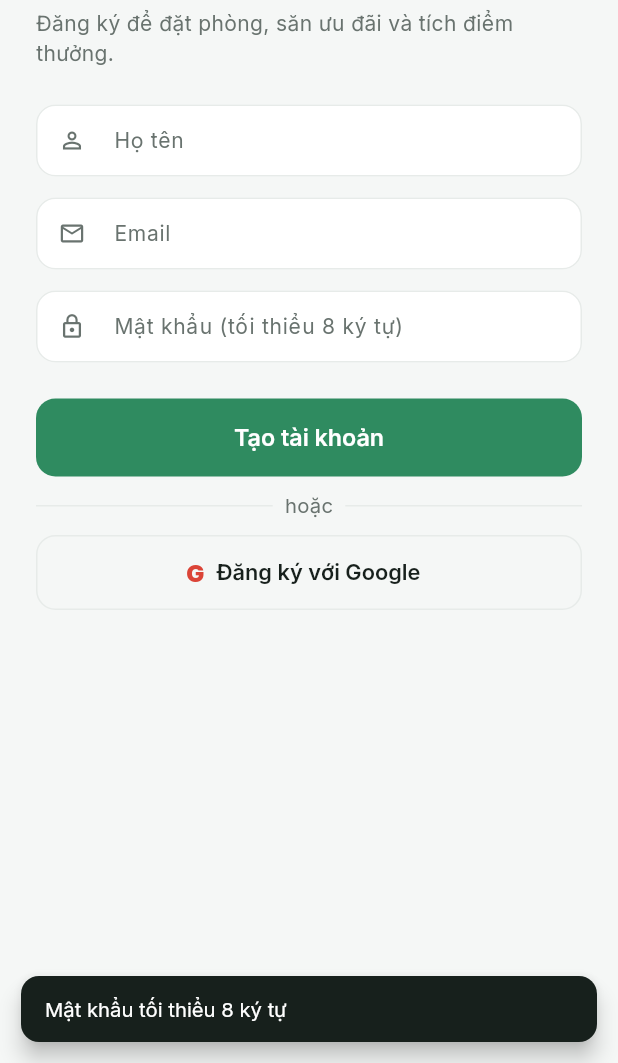
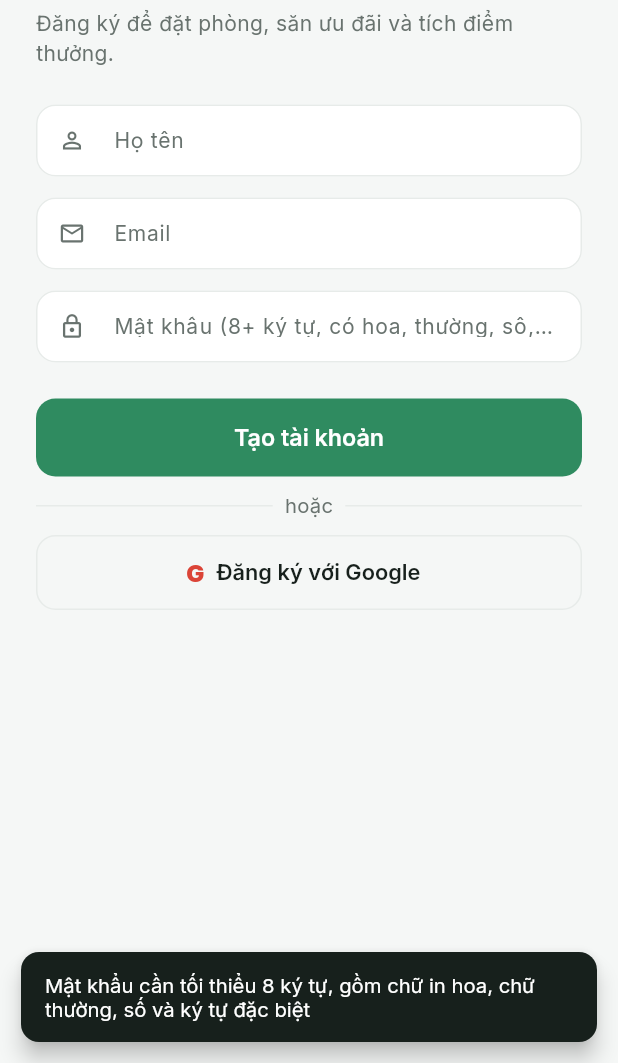
Before and after one commit to DienNgo97/dididi-mobile, a Flutter app: the RegisterScreen screen opened by its route, after a tap on "Tạo tài khoản", on a phone screen of 412 x 824 dp, the part 173-1236 px from its top. Run offline on Flutter 3.47's test engine with Material 3 defaults, Android fonts, the phone set to English and light mode, and no system bars; our stand-ins replace dio, firebase_core, firebase_messaging, flutter_riverpod, flutter_secure_storage, geolocator and 7 more; missing offline and left inert: dart:html; accounts and stored records are empty; network calls fail.

Commit message:
fix(auth): thoát màn đăng nhập sau khi xác thực, giữ phiên khi mất mạng, quy tắc mật khẩu khớp máy chủ

```diff
--- a/lib/core/i18n/strings_account.dart
+++ b/lib/core/i18n/strings_account.dart
@@ -147,10 +147,14 @@ const accountStrings = <String, Map<String, String>>{
   'profile.phoneVerified': {'vi': 'Đã xác thực số điện thoại.', 'en': 'Phone number verified.', 'zh': '电话号码已验证。'},
   'profile.currentPassword': {'vi': 'Mật khẩu hiện tại', 'en': 'Current password', 'zh': '当前密码'},
   'profile.newPassword': {'vi': 'Mật khẩu mới', 'en': 'New password', 'zh': '新密码'},
+  // Phải khớp ĐÚNG quy tắc máy chủ ở AccountService.STRONG:
+  // ^(?=.*[a-z])(?=.*[A-Z])(?=.*\d)(?=.*[^A-Za-z0-9]).{8,}$
+  // Trước đây app ghi nhẹ hơn thực tế nên người dùng đặt mật khẩu theo hướng dẫn
+  // vẫn bị máy chủ từ chối mà không hiểu vì sao (phát hiện khi test 24/08).
   'profile.passwordHint': {
-    'vi': 'Tối thiểu 8 ký tự, gồm chữ và số',
-    'en': 'At least 8 characters, letters and numbers',
-    'zh': '至少 8 位，包含字母和数字'
+    'vi': 'Tối thiểu 8 ký tự, gồm chữ in hoa, chữ thường, số và ký tự đặc biệt',
+    'en': 'At least 8 characters, with uppercase, lowercase, a number and a special character',
+    'zh': '至少 8 位，需含大写字母、小写字母、数字和特殊字符'
   },
   'profile.confirmNewPassword': {'vi': 'Xác nhận mật khẩu mới', 'en': 'Confirm new password', 'zh': '确认新密码'},
   'profile.change': {'vi': 'Đổi', 'en': 'Change', 'zh': '修改'},
@@ -231,7 +235,11 @@ const accountStrings = <String, Map<String, String>>{
     'en': 'Register as a vendor (sell rooms)',
     'zh': '注册成为供应商（出售房间）'
   },
-  'auth.passwordMin8': {'vi': 'Mật khẩu tối thiểu 8 ký tự', 'en': 'Password must be at least 8 characters', 'zh': '密码至少 8 位'},
+  'auth.passwordMin8': {
+    'vi': 'Mật khẩu cần tối thiểu 8 ký tự, gồm chữ in hoa, chữ thường, số và ký tự đặc biệt',
+    'en': 'Password needs at least 8 characters, with uppercase, lowercase, a number and a special character',
+    'zh': '密码至少 8 位，需含大写字母、小写字母、数字和特殊字符'
+  },
   'auth.registerSuccess': {
     'vi': 'Đăng ký thành công! Kiểm tra email để kích hoạt tài khoản.',
     'en': 'Sign-up successful! Check your email to activate your account.',
@@ -244,9 +252,9 @@ const accountStrings = <String, Map<String, String>>{
     'zh': '注册以预订房间、抢优惠并赚取积分。'
   },
   'auth.passwordMin8Label': {
-    'vi': 'Mật khẩu (tối thiểu 8 ký tự)',
-    'en': 'Password (at least 8 characters)',
-    'zh': '密码（至少 8 位）'
+    'vi': 'Mật khẩu (8+ ký tự, có hoa, thường, số, ký tự đặc biệt)',
+    'en': 'Password (8+ chars, upper, lower, number, symbol)',
+    'zh': '密码（8 位以上，含大小写、数字、符号）'
   },
   'auth.createAccountBtn': {'vi': 'Tạo tài khoản', 'en': 'Create account', 'zh': '创建账户'},
   'auth.registerGoogle': {'vi': 'Đăng ký với Google', 'en': 'Sign up with Google', 'zh': '使用 Google 注册'},
@@ -258,9 +266,9 @@ const accountStrings = <String, Map<String, String>>{
   },
   'auth.enterToken': {'vi': 'Nhập token trong email', 'en': 'Enter the token from the email', 'zh': '请输入邮件中的令牌'},
   'auth.newPasswordMin8': {
-    'vi': 'Mật khẩu mới tối thiểu 8 ký tự',
-    'en': 'New password must be at least 8 characters',
-    'zh': '新密码至少 8 位'
+    'vi': 'Mật khẩu mới cần tối thiểu 8 ký tự, gồm chữ in hoa, chữ thường, số và ký tự đặc biệt',
+    'en': 'New password needs at least 8 characters, with uppercase, lowercase, a number and a special character',
+    'zh': '新密码至少 8 位，需含大写字母、小写字母、数字和特殊字符'
   },
   'auth.resetSuccess': {
     'vi': 'Đặt lại mật khẩu thành công. Mời đăng nhập.',
--- /dev/null
+++ b/lib/core/utils/password_rule.dart
@@ -0,0 +1,16 @@
+/// Quy tắc mật khẩu dùng chung cho toàn app.
+///
+/// PHẢI khớp từng chữ với quy tắc máy chủ ở
+/// `dididi-booking-platform/.../identity/service/AccountService.java` (hằng `STRONG`),
+/// nơi nó được áp cho cả ba luồng: đăng ký, đặt lại mật khẩu, đổi mật khẩu.
+///
+/// Trước đây mỗi màn tự kiểm `length < 8` và tự ghi một câu hướng dẫn khác nhau,
+/// nhẹ hơn thực tế — người dùng làm đúng theo app vẫn bị máy chủ từ chối
+/// (phát hiện khi chạy bộ test mobile ngày 24/08/2026). Gom về một chỗ để
+/// nếu máy chủ đổi luật thì chỉ phải sửa đúng một dòng.
+library;
+
+final RegExp _matKhauManh = RegExp(r'^(?=.*[a-z])(?=.*[A-Z])(?=.*\d)(?=.*[^A-Za-z0-9]).{8,}$');
+
+/// Trả về true nếu mật khẩu đủ mạnh theo đúng chuẩn máy chủ.
+bool matKhauDuManh(String? pw) => pw != null && _matKhauManh.hasMatch(pw);
--- a/lib/features/auth/forgot_password_screen.dart
+++ b/lib/features/auth/forgot_password_screen.dart
@@ -5,6 +5,7 @@ import 'package:go_router/go_router.dart';
 import '../../core/i18n/l10n.dart';
 import '../../core/network/api_exception.dart';
 import '../../core/theme/app_theme.dart';
+import '../../core/utils/password_rule.dart';
 import '../../shared/ui/ui_kit.dart';
 import 'auth_providers.dart';
 
@@ -50,7 +51,7 @@ class _ForgotPasswordScreenState extends ConsumerState<ForgotPasswordScreen> {
 
   Future<void> _reset() async {
     if (_token.text.trim().isEmpty) return _snack(trg('auth.enterToken'));
-    if (_newPass.text.length < 8) return _snack(trg('auth.newPasswordMin8'));
+    if (!matKhauDuManh(_newPass.text)) return _snack(trg('auth.newPasswordMin8'));
     setState(() => _busy = true);
     try {
       await ref.read(authRepositoryProvider).resetPassword(_token.text.trim(), _newPass.text);
--- a/lib/features/auth/register_screen.dart
+++ b/lib/features/auth/register_screen.dart
@@ -7,6 +7,7 @@ import '../../core/config/env.dart';
 import '../../core/i18n/l10n.dart';
 import '../../core/network/api_exception.dart';
 import '../../core/theme/app_theme.dart';
+import '../../core/utils/password_rule.dart';
 import 'auth_providers.dart';
 
 class RegisterScreen extends ConsumerStatefulWidget {
@@ -31,7 +32,7 @@ class _RegisterScreenState extends ConsumerState<RegisterScreen> {
 
   Future<void> _submit() async {
     FocusScope.of(context).unfocus();
-    if (_pw.text.length < 8) {
+    if (!matKhauDuManh(_pw.text)) {
       _snack(trg('auth.passwordMin8'));
       return;
     }
@@ -69,6 +70,15 @@ class _RegisterScreenState extends ConsumerState<RegisterScreen> {
         return;
       }
       await ref.read(authControllerProvider.notifier).loginWithGoogle(idToken);
+      // Đăng ký bằng Google là đăng nhập luôn -> phải tự rời màn này.
+      // Không được trông chờ redirect của go_router: màn đăng ký được mở bằng
+      // push nên redirect vẫn thấy vị trí là trang bên dưới và sẽ không làm gì.
+      //
+      // Ở đây dùng go('/') chứ KHÔNG dùng pop(): màn đăng ký được mở TỪ màn
+      // đăng nhập, nên pop một lần chỉ rơi ngược về màn đăng nhập — cũng đang
+      // nằm đè và cũng sẽ kẹt. go('/') quét sạch cả chồng và về thẳng Home.
+      if (!mounted) return;
+      context.go('/');
     } on ApiException catch (e) {
       _snack(e.message);
     } catch (e) {
```
Also changed, not shown: lib/features/auth/auth_providers.dart (+32 -6 lines), lib/features/auth/login_screen.dart (+29 -3 lines).
